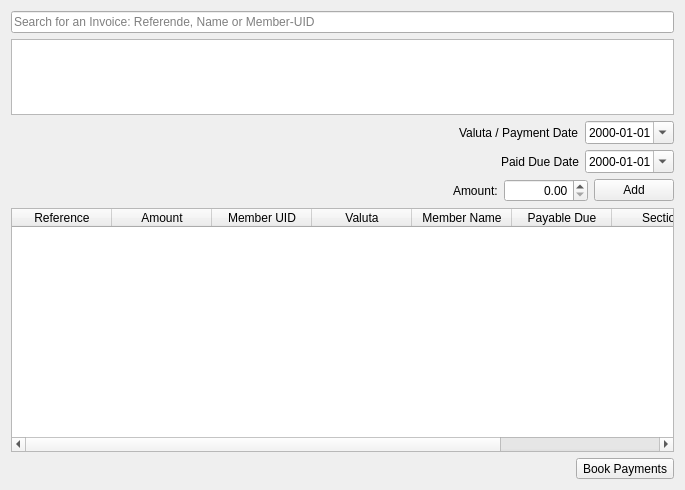
Before: the Qt Designer form forms/paymentimport.ui in LukyLuke/PiTres, drawn with Qt 5.
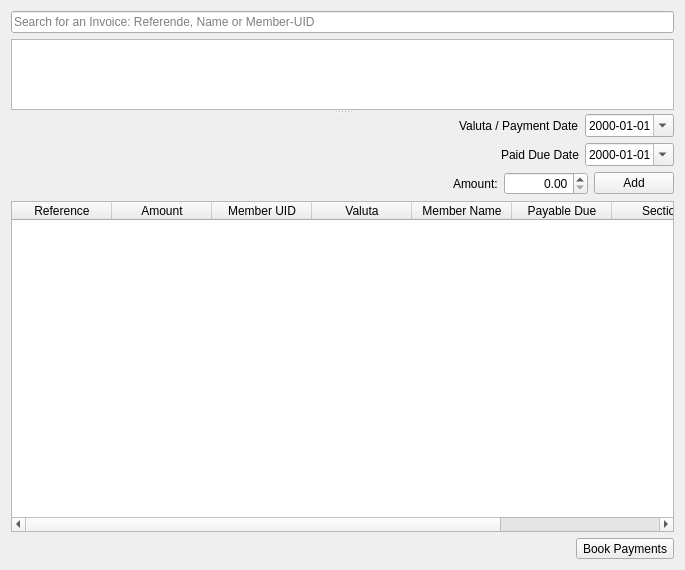
After: the same form once the commit is applied. Icons and pictures are not drawn.

The edit to the form file:
```diff
--- a/forms/paymentimport.ui
+++ b/forms/paymentimport.ui
@@ -7,7 +7,7 @@
     <x>0</x>
     <y>0</y>
     <width>685</width>
-    <height>490</height>
+    <height>570</height>
    </rect>
   </property>
   <property name="sizePolicy">
@@ -19,7 +19,17 @@
   <property name="windowTitle">
    <string>Form</string>
   </property>
-  <layout class="QVBoxLayout" name="verticalLayout">
+  <layout class="QVBoxLayout" name="verticalLayout_3">
+   <item>
+    <widget class="QSplitter" name="splitter">
+     <property name="orientation">
+      <enum>Qt::Vertical</enum>
+     </property>
+     <property name="childrenCollapsible">
+      <bool>false</bool>
+     </property>
+     <widget class="QWidget" name="verticalLayoutWidget_2">
+      <layout class="QVBoxLayout" name="verticalLayout_2">
    <item>
     <widget class="QLineEdit" name="searchEdit">
      <property name="placeholderText">
@@ -29,16 +39,16 @@
    </item>
    <item>
     <widget class="QListWidget" name="listAvailable">
+         <property name="sizePolicy">
+          <sizepolicy hsizetype="Expanding" vsizetype="Ignored">
+           <horstretch>0</horstretch>
+           <verstretch>0</verstretch>
+          </sizepolicy>
+         </property>
      <property name="minimumSize">
       <size>
        <width>0</width>
-       <height>76</height>
-      </size>
-     </property>
-     <property name="maximumSize">
-      <size>
-       <width>16777215</width>
-       <height>76</height>
+           <height>40</height>
       </size>
      </property>
      <property name="selectionBehavior">
@@ -46,6 +56,10 @@
      </property>
     </widget>
    </item>
+      </layout>
+     </widget>
+     <widget class="QWidget" name="verticalLayoutWidget">
+      <layout class="QVBoxLayout" name="verticalLayout">
    <item>
     <layout class="QHBoxLayout" name="horizontalLayout_4">
      <item>
@@ -156,8 +170,6 @@
     </layout>
    </item>
    <item>
-    <layout class="QHBoxLayout" name="horizontalLayout_2">
-     <item>
       <widget class="QTableWidget" name="tablePay">
        <property name="sizePolicy">
         <sizepolicy hsizetype="Expanding" vsizetype="MinimumExpanding">
@@ -165,6 +177,12 @@
          <verstretch>0</verstretch>
         </sizepolicy>
        </property>
+         <property name="minimumSize">
+          <size>
+           <width>0</width>
+           <height>80</height>
+          </size>
+         </property>
        <property name="alternatingRowColors">
         <bool>true</bool>
        </property>
@@ -216,8 +234,6 @@
        </column>
       </widget>
      </item>
-    </layout>
-   </item>
    <item>
     <layout class="QHBoxLayout" name="horizontalLayout_3">
      <item>
@@ -254,6 +270,10 @@
       </widget>
      </item>
     </layout>
+       </item>
+      </layout>
+     </widget>
+    </widget>
    </item>
   </layout>
  </widget>
```
Lines whose indentation alone changed are shown as unchanged.
